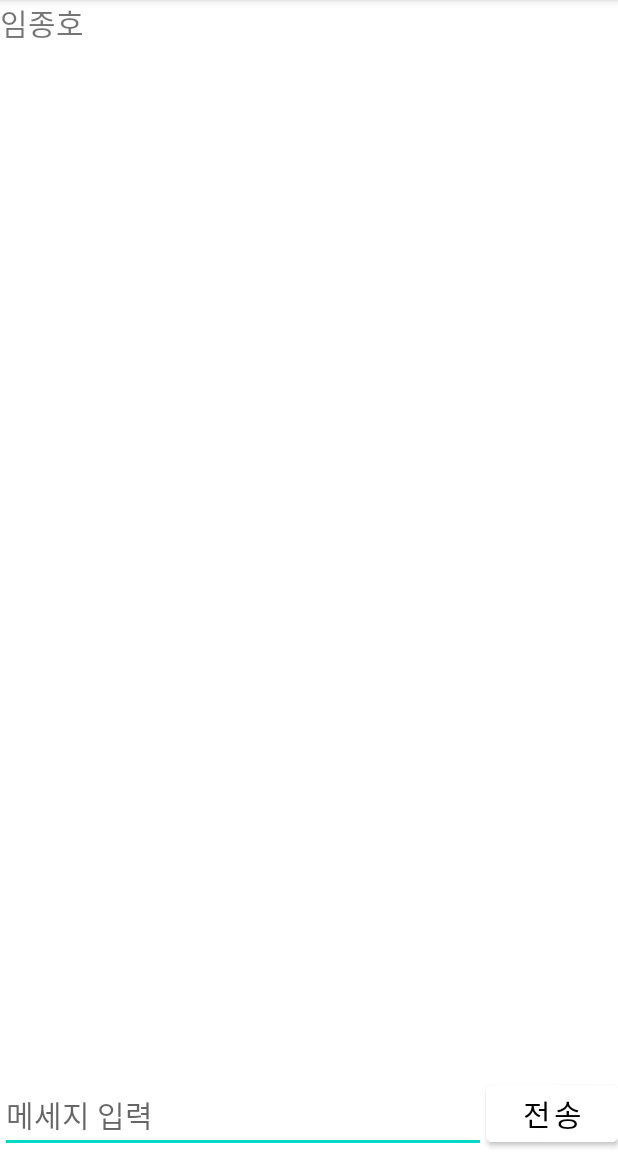
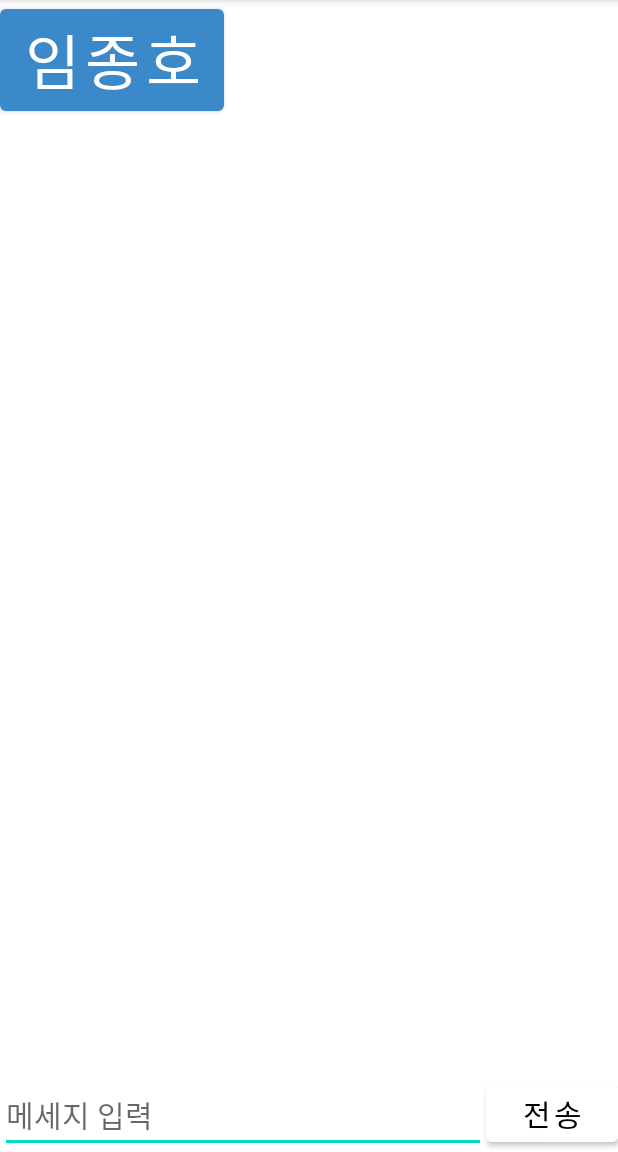
Before and after one commit to YeejaeWan/LifeGuide, an Android app: the ChatRoom screen opened directly, with no data from a screen before it, on a phone screen of 412 x 824 dp, the part 84-1236 px from its top. Run offline under Robolectric (Android 15) with nearby library versions, the phone set to English and light mode, and no system bars.

Commit message:
진행중

```diff
--- a/app/src/main/AndroidManifest.xml
+++ b/app/src/main/AndroidManifest.xml
@@ -16,6 +16,7 @@
         tools:targetApi="31">
         <activity
             android:name=".ChatRoom"
+            android:windowSoftInputMode="adjustResize"
             android:exported="false" />
         <activity
             android:name=".Frag2_1"
--- a/app/src/main/res/layout/chat_room.xml
+++ b/app/src/main/res/layout/chat_room.xml
@@ -11,11 +11,11 @@
         android:layout_height="0dp"
         android:layout_weight="1">
 
-        <TextView
+        <Button
+            android:text="임종호"
+            android:textSize="40sp"
             android:layout_width="wrap_content"
-            android:layout_height="wrap_content"
-            android:text="임종호"
-            android:textSize="20sp"/>
+            android:layout_height="wrap_content"/>
 
     </LinearLayout>
 
```
